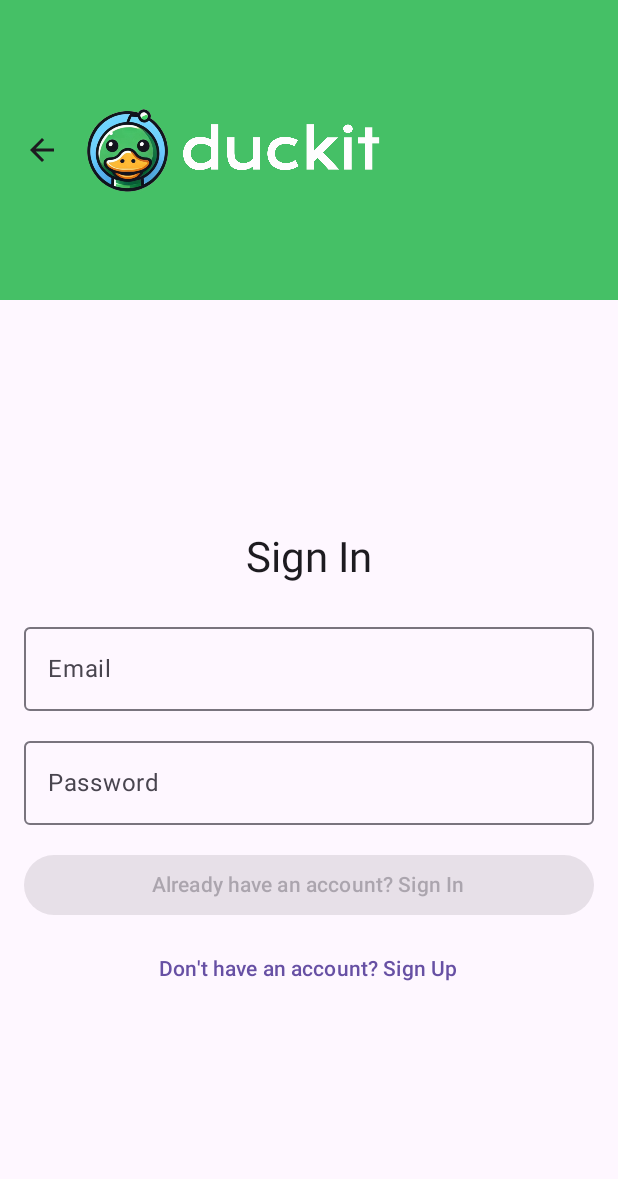
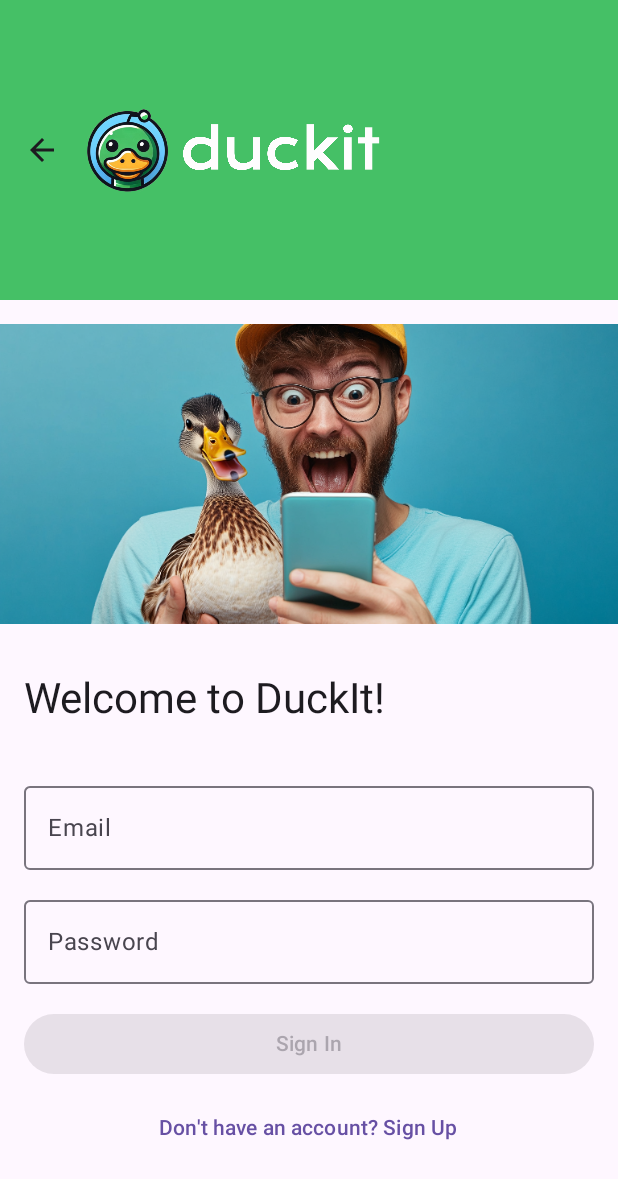
Before and after one commit to RicoDevX/Duckit, an Android app built with Jetpack Compose: the AuthScreen screen opened through its navigation route, on a phone screen of 412 x 824 dp. Shown: the top 1179 px of the screen. Run offline under Robolectric (Android 15) with nearby library versions, the light colour scheme and no system bars; pictures from the network do not load; 1 statement that could not run was skipped.

Commit message:
Improve AuthScreen UI: Add banner image, align email error, and enhance validation
- Added a banner image (`img_welcome_to_duckit.png`) at the top with welcome text overlayed.
- Updated email validation to trigger only when focus is lost.
- Modified email error message to be left-aligned using a `Box` with `Alignment.Start`.
- Ensured proper spacing and padding for a cleaner UI.
- Refactored layout to use a `Column` instead of a `Box` for better structure.

These changes enhance the user experience by improving layout consistency and validation feedback.

```diff
--- a/app/src/main/java/com/chrisrich/duckit/di/DuckitModule.kt
+++ b/app/src/main/java/com/chrisrich/duckit/di/DuckitModule.kt
@@ -1,5 +1,7 @@
 package com.chrisrich.duckit.di
 
+import DefaultEmailValidator
+import EmailValidator
 import PostGalleryViewModel
 import com.chrisrich.duckit.data.remote.provideConverterFactory
 import com.chrisrich.duckit.data.remote.provideDuckitApi
@@ -31,6 +33,9 @@ val duckItModule = module {
     // Provides Navigation Manager
     single { NavigationManager() }
 
+    // Register EmailValidator as a singleton
+    single<EmailValidator> { DefaultEmailValidator }
+
     // Provide Retrofit instance
     single { provideHttpClient() }
     single { provideConverterFactory() }
@@ -38,7 +43,7 @@ val duckItModule = module {
     single { provideService(get()) }
 
     // Provide DuckitApi
-    single { provideDuckitApi(get()) } // Pass the Retrofit instance
+    single { provideDuckitApi(get()) }
 
     // Provide SessionManager
     single { SessionManager(get()) }
@@ -59,6 +64,6 @@ val duckItModule = module {
 
     // Provide ViewModels
     viewModel { PostGalleryViewModel(get(), get(), get(), get(), get()) }
-    viewModel { AuthViewModel(get(), get(), get(), get()) }
+    viewModel { AuthViewModel(get(), get(), get(), get(), get()) }
     viewModel { NewPostViewModel(get(), get(), get()) }
 }
--- a/app/src/main/java/com/chrisrich/duckit/navigation/SetupNavGraph.kt
+++ b/app/src/main/java/com/chrisrich/duckit/navigation/SetupNavGraph.kt
@@ -8,7 +8,6 @@ import androidx.navigation.compose.NavHost
 import androidx.navigation.compose.composable
 import com.chrisrich.duckit.navigation.NavDestination
 import com.chrisrich.duckit.navigation.NavigationManager
-import com.chrisrich.duckit.ui.screens.auth.AuthScreen
 import com.chrisrich.duckit.ui.screens.postgallery.PostGalleryScreen
 import org.koin.androidx.compose.koinViewModel
 
@@ -40,7 +39,6 @@ fun SetupNavGraph(navController: NavHostController) {
         }
     }
 
-    // Observe navigation changes and move the navController accordingly
     LaunchedEffect(currentDestination) {
         navController.navigate(currentDestination.route) {
             popUpTo(NavDestination.PostGalleryScreen.route) { inclusive = false }
--- a/app/src/main/java/com/chrisrich/duckit/ui/screens/auth/AuthScreen.kt
+++ b/app/src/main/java/com/chrisrich/duckit/ui/screens/auth/AuthScreen.kt
@@ -1,5 +1,3 @@
-package com.chrisrich.duckit.ui.screens.auth
-
 import androidx.compose.foundation.layout.Arrangement
 import androidx.compose.foundation.layout.Column
 import androidx.compose.foundation.layout.Spacer
@@ -19,14 +17,21 @@ import androidx.compose.runtime.Composable
 import androidx.compose.runtime.getValue
 import androidx.compose.ui.Alignment
 import androidx.compose.ui.Modifier
+import androidx.compose.ui.focus.onFocusChanged
+import androidx.compose.ui.layout.ContentScale
+import androidx.compose.ui.platform.LocalContext
 import androidx.compose.ui.res.stringResource
 import androidx.compose.ui.text.input.ImeAction
 import androidx.compose.ui.text.input.KeyboardType
 import androidx.compose.ui.text.input.PasswordVisualTransformation
 import androidx.compose.ui.unit.dp
 import androidx.lifecycle.compose.collectAsStateWithLifecycle
+import coil.compose.AsyncImage
+import coil.request.ImageRequest
 import com.chrisrich.duckit.R
 import com.chrisrich.duckit.ui.screens.AppTopBar
+import com.chrisrich.duckit.ui.screens.auth.AuthEvent
+import com.chrisrich.duckit.ui.screens.auth.AuthViewModel
 import org.koin.androidx.compose.koinViewModel
 
 @Composable
@@ -43,17 +48,37 @@ fun AuthScreen(
             modifier = Modifier
                 .fillMaxSize()
                 .padding(paddingValues)
+        ) {
+            Spacer(modifier = Modifier.height(16.dp))
+            AsyncImage(
+                model = ImageRequest.Builder(LocalContext.current)
+                    .data(R.drawable.img_welcome_to_duckit)
+                    .crossfade(true)
+                    .build(),
+                contentDescription = stringResource(R.string.welcome_message),
+                contentScale = ContentScale.Crop,
+                modifier = Modifier
+                    .fillMaxWidth()
+                    .height(200.dp)
+            )
+
+            Spacer(modifier = Modifier.height(16.dp))
+
+            Text(
+                text = stringResource(R.string.welcome_message),
+                style = MaterialTheme.typography.headlineMedium,
+                modifier = Modifier
+                    .align(Alignment.Start)
+                    .padding(16.dp)
+            )
+
+            Column(
+                modifier = Modifier
+                    .fillMaxSize()
                     .padding(16.dp),
-            verticalArrangement = Arrangement.Center,
+                verticalArrangement = Arrangement.Top,
                 horizontalAlignment = Alignment.CenterHorizontally
             ) {
-            Text(
-                text = if (uiState.isSignUp) "Create an Account" else "Sign In",
-                style = MaterialTheme.typography.headlineMedium
-            )
-
-            Spacer(modifier = Modifier.height(20.dp))
-
                 // Email Input
                 OutlinedTextField(
                     value = uiState.email,
@@ -64,9 +89,25 @@ fun AuthScreen(
                         imeAction = ImeAction.Next
                     ),
                     singleLine = true,
-                isError = uiState.isEmailError,
-                modifier = Modifier.fillMaxWidth()
+                    isError = uiState.shouldShowEmailError(),
+                    modifier = Modifier
+                        .fillMaxWidth()
+                        .onFocusChanged { focusState ->
+                            if (!focusState.isFocused) {
+                                viewModel.onEvent(AuthEvent.EmailLostFocus)
+                            }
+                        }
                 )
+
+                if (uiState.shouldShowEmailError()) {
+                    Text(
+                        text = stringResource(R.string.invalid_email_error),
+                        color = MaterialTheme.colorScheme.error,
+                        modifier = Modifier
+                            .padding(start = 8.dp, top = 4.dp)
+                            .align(Alignment.Start)
+                    )
+                }
 
                 Spacer(modifier = Modifier.height(12.dp))
 
@@ -94,14 +135,19 @@ fun AuthScreen(
                         modifier = Modifier.fillMaxWidth(),
                         enabled = uiState.email.isNotBlank() && uiState.password.isNotBlank() && !uiState.isEmailError
                     ) {
-                    Text(if (uiState.isSignUp) stringResource(R.string.sign_up) else stringResource(R.string.already_have_an_account_sign_in))
+                        Text(
+                            if (uiState.isSignUp) stringResource(R.string.sign_up) else stringResource(
+                                R.string.sign_in
+                            )
+                        )
                     }
                 }
 
                 Spacer(modifier = Modifier.height(8.dp))
 
                 TextButton(onClick = { viewModel.onEvent(AuthEvent.ToggleAuthMode) }) {
-                Text(if (uiState.isSignUp) stringResource(R.string.already_have_an_account_sign_in) else stringResource(
+                    Text(
+                        if (uiState.isSignUp) stringResource(R.string.already_have_an_account_sign_in) else stringResource(
                             R.string.don_t_have_an_account_sign_up
                         )
                     )
@@ -117,3 +163,4 @@ fun AuthScreen(
             }
         }
     }
+}
--- a/app/src/main/java/com/chrisrich/duckit/ui/screens/auth/AuthViewModel.kt
+++ b/app/src/main/java/com/chrisrich/duckit/ui/screens/auth/AuthViewModel.kt
@@ -1,5 +1,6 @@
 package com.chrisrich.duckit.ui.screens.auth
 
+import EmailValidator
 import androidx.lifecycle.ViewModel
 import androidx.lifecycle.viewModelScope
 import com.chrisrich.duckit.domain.model.AuthRequest
@@ -17,7 +18,8 @@ class AuthViewModel(
     private val logInUseCase: LogInUseCase,
     private val signUpUseCase: SignUpUseCase,
     private val sessionManager: SessionManager,
-    private val navigationManager: NavigationManager
+    private val navigationManager: NavigationManager,
+    private val emailValidator: EmailValidator
 ) : ViewModel() {
 
     private val _state = MutableStateFlow(AuthViewState())
@@ -25,10 +27,30 @@ class AuthViewModel(
 
     fun onEvent(event: AuthEvent) {
         when (event) {
-            is AuthEvent.UpdateEmail -> _state.update { it.copy(email = event.email) }
+            is AuthEvent.UpdateEmail -> {
+                _state.update {
+                    it.copy(
+                        email = event.email,
+                        isEmailFocused = true,
+                        showEmailError = false
+                    )
+                }
+            }
+
+            is AuthEvent.EmailLostFocus -> {
+                val email = _state.value.email
+                val isEmailValid = email.isEmpty() || emailValidator.isValid(email)
+                _state.update {
+                    it.copy(
+                        isEmailFocused = false,
+                        isEmailError = email.isNotEmpty() && !isEmailValid,
+                        showEmailError = email.isNotEmpty() && !isEmailValid
+                    )
+                }
+            }
+
             is AuthEvent.UpdatePassword -> _state.update { it.copy(password = event.password) }
             is AuthEvent.ToggleAuthMode -> _state.update { it.copy(isSignUp = !it.isSignUp) }
-            is AuthEvent.EmailLostFocus -> validateEmail()
             is AuthEvent.LogIn -> authenticateUser(isSignUp = false)
             is AuthEvent.SignUp -> authenticateUser(isSignUp = true)
             is AuthEvent.NavigateBack -> navigationManager.navigateBack()
@@ -63,10 +85,4 @@ class AuthViewModel(
             }
         }
     }
-
-    private fun validateEmail() {
-        val email = _state.value.email
-        val isValid = email.contains("@") && email.contains(".")
-        _state.update { it.copy(isEmailError = !isValid) }
-    }
 }
--- a/app/src/main/java/com/chrisrich/duckit/ui/screens/auth/AuthViewState.kt
+++ b/app/src/main/java/com/chrisrich/duckit/ui/screens/auth/AuthViewState.kt
@@ -2,26 +2,6 @@ package com.chrisrich.duckit.ui.screens.auth
 
 import com.chrisrich.duckit.domain.model.AuthResponse
 
-/**
- * Represents the UI state for the authentication screen.
- *
- * This data class holds all necessary state variables related to user authentication.
- * It is used by the `AuthViewModel` to manage and update UI elements in the authentication flow.
- *
- * ## Properties:
- * - `email`: The current email input value.
- * - `password`: The current password input value.
- * - `isLoading`: Indicates whether an authentication request is in progress.
- * - `authResponse`: Holds the authentication response after a successful login or sign-up.
- * - `error`: Contains an error message if authentication fails.
- * - `isSignUp`: Determines whether the user is in sign-up mode (`true`) or login mode (`false`).
- * - `isEmailError`: Tracks whether the entered email is invalid.
- * - `showEmailError`: Ensures the email error message is only shown when appropriate.
- * - `isEmailFocused`: Tracks whether the email input field is currently focused.
- * - `isAuthenticated`: Indicates whether the user has been successfully authenticated.
- *
- * This state is observed in `AuthScreen` to dynamically update the UI.
- */
 data class AuthViewState(
     val email: String = "",
     val password: String = "",
@@ -34,17 +14,7 @@ data class AuthViewState(
     val isEmailFocused: Boolean = false,
     val isAuthenticated: Boolean = false
 ) {
-//    /**
-//     * Determines whether the email error message should be displayed.
-//     *
-//     * This function checks multiple conditions to decide if the email error should be shown:
-//     * - `isEmailError`: Indicates if the email is invalid.
-//     * - `!isEmailFocused`: Ensures the error is shown only when the email input field is not focused.
-//     * - `showEmailError`: Prevents showing the error until validation has been triggered (e.g., after losing focus).
-//     *
-//     * @return `true` if the email error should be displayed, otherwise `false`.
-//     */
-//    fun shouldShowEmailError(): Boolean {
-//        return isEmailError && !isEmailFocused && showEmailError
-//    }
+    fun shouldShowEmailError(): Boolean {
+        return isEmailError && !isEmailFocused && showEmailError
+    }
 }
```
Also changed, not shown: app/src/main/java/com/chrisrich/duckit/ui/screens/auth/AuthEvent.kt (+0 -17 lines), app/src/main/res/drawable/img_welcome_to_duckit.png (added). Lines whose indentation alone changed are shown as unchanged.
